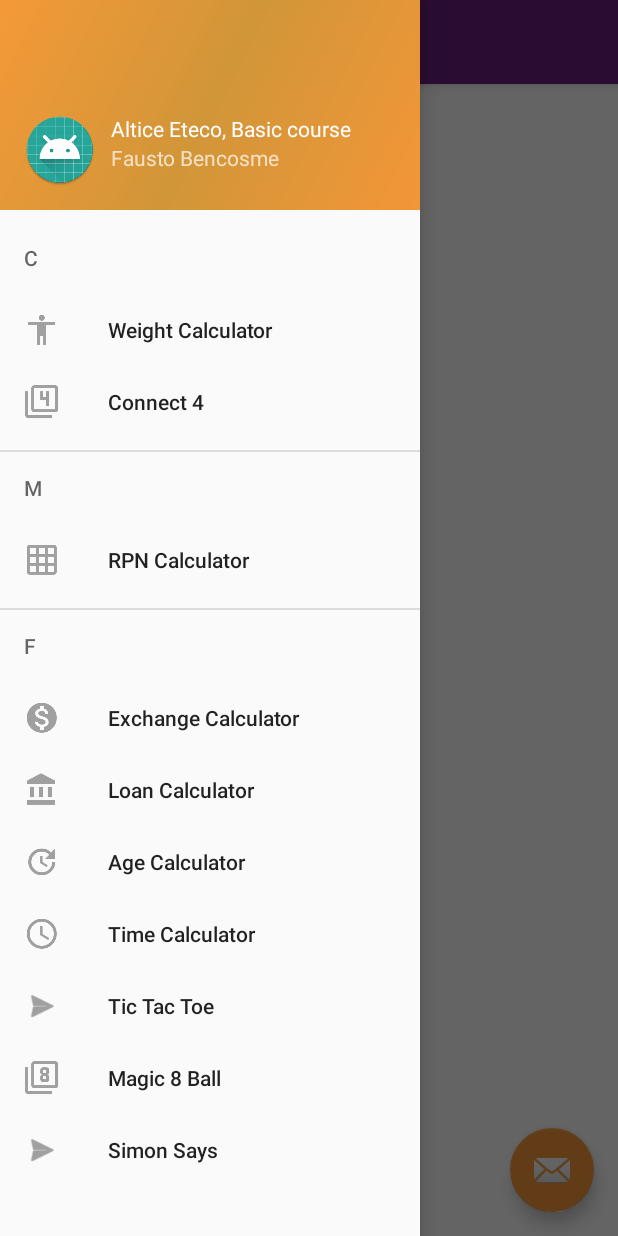
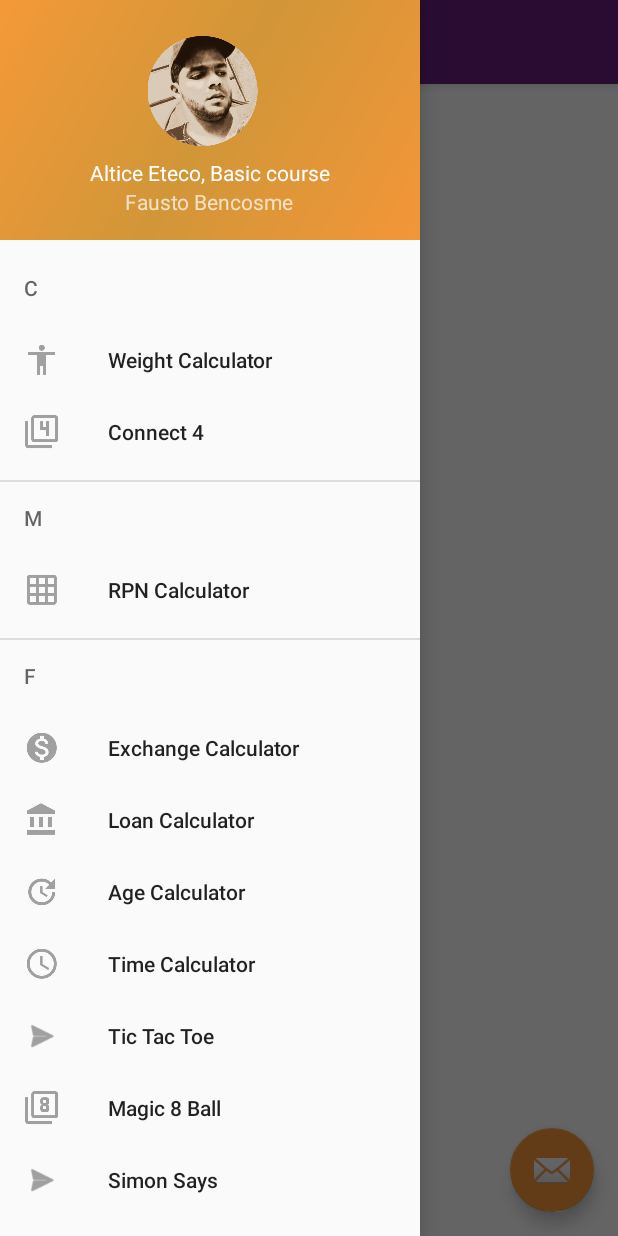
Before and after one commit to fbencosme/prj-base-course-1, an Android app: the screen it shows after launch (MainActivity), on a phone screen of 412 x 824 dp. Run offline under Robolectric (Android 15) with nearby library versions, the phone set to English and light mode, and no system bars; our stand-ins replace RxJava; libraries missing offline, so code that uses them is left out: com.jakewharton.rxbinding2, com.trello.rxlifecycle2; 1 statement that could not run was skipped.

Commit message:
Adding avatar image to the app

```diff
--- a/app/src/main/res/layout/main_nav_header.xml
+++ b/app/src/main/res/layout/main_nav_header.xml
@@ -16,27 +16,31 @@
         android:id="@+id/imageView"
         android:layout_width="wrap_content"
         android:layout_height="wrap_content"
-        android:layout_alignParentStart="true"
-        android:layout_alignParentTop="true"
-        android:layout_centerVertical="true"
+        android:layout_above="@+id/title"
+        android:layout_alignParentStart="false"
+        android:layout_centerVertical="false"
         android:layout_marginRight="10dp"
         android:paddingTop="@dimen/nav_header_vertical_spacing"
-        app:srcCompat="@mipmap/ic_launcher_round" />
+        app:srcCompat="@mipmap/ic_avatar" />
 
     <TextView
-        android:id="@+id/textView"
-        android:layout_toRightOf="@+id/imageView"
-        android:layout_width="match_parent"
+        android:id="@+id/title"
+        android:layout_width="wrap_content"
         android:layout_height="wrap_content"
+        android:layout_centerVertical="true"
+        android:layout_centerHorizontal="true"
         android:paddingTop="@dimen/nav_header_vertical_spacing"
+        android:layout_above="@+id/subtitle"
         android:text="@string/nav.drawer.title"
         android:textAppearance="@style/TextAppearance.AppCompat.Body1" />
 
     <TextView
-        android:layout_below="@+id/textView"
-        android:layout_toRightOf="@+id/imageView"
+        android:id="@+id/subtitle"
         android:layout_width="wrap_content"
         android:layout_height="wrap_content"
+        android:layout_centerHorizontal="true"
+        android:layout_alignParentBottom="true"
+        android:layout_centerVertical="true"
         android:text="@string/nav.drawer.author" />
 
 </RelativeLayout>
--- a/app/src/main/res/values/dimens.xml
+++ b/app/src/main/res/values/dimens.xml
@@ -3,6 +3,6 @@
     <dimen name="activity_horizontal_margin">16dp</dimen>
     <dimen name="activity_vertical_margin">16dp</dimen>
     <dimen name="nav_header_vertical_spacing">8dp</dimen>
-    <dimen name="nav_header_height">140dp</dimen>
+    <dimen name="nav_header_height">160dp</dimen>
     <dimen name="fab_margin">16dp</dimen>
 </resources>
```
Also changed, not shown: app/src/main/res/mipmap-hdpi/ic_avatar.png (added), app/src/main/res/mipmap-mdpi/ic_avatar.png (added), app/src/main/res/mipmap-xhdpi/ic_avatar.png (added), 2 other files.
